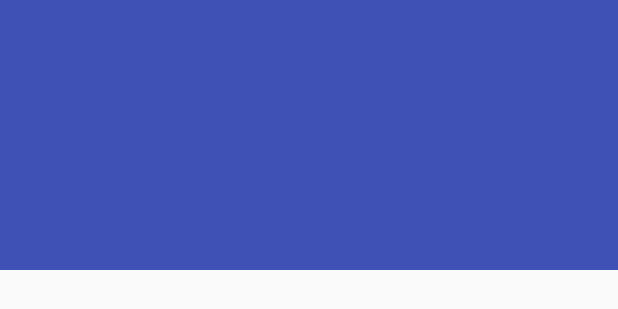
After one commit to EFEXP/Twix, an Android app: the layout activity_user.xml on its own in the app's theme, with its tools: preview values and no code run, on a phone screen of 412 x 824 dp. The commit adds this screen. Shown: the top 309 px of the screen. Run offline under Robolectric (Android 15) with nearby library versions, the phone set to English and light mode, and no system bars.

```diff
--- a/app/build.gradle
+++ b/app/build.gradle
@@ -45,18 +45,16 @@ dependencies {
     compile('com.twitter.sdk.android:twitter:1.12.1@aar') {
         transitive = true;
     }
+   compile 'com.marshalchen.ultimaterecyclerview:library:0.4.0'
     kapt 'org.greenrobot:eventbus:3.0.0'
-  compile 'com.marshalchen.ultimaterecyclerview:library:0.4.0'
     compile 'io.reactivex:rxkotlin:0.40.1'
     compile 'io.reactivex:rxandroid:1.1.0'
     compile 'com.android.support:design:23.1.1'
     compile 'org.twitter4j:twitter4j-core:4.0.4'
     compile 'org.twitter4j:twitter4j-stream:4.0.4'
     compile 'com.github.bumptech.glide:glide:3.7.0'
-    compile 'com.malinskiy:superrecyclerview:1.1.2'
     compile 'org.greenrobot:eventbus:3.0.0'
-  compile 'com.commit451:PhotoView:1.2.4'
-    compile 'com.android.support:support-v4:23.1.1'
+    compile 'com.commit451:PhotoView:1.2.4'
 }
 kapt {
     generateStubs = true
--- a/app/src/main/AndroidManifest.xml
+++ b/app/src/main/AndroidManifest.xml
@@ -40,6 +40,10 @@
     <activity
       android:name=".view.activity.PictureActivity"
       android:label="@string/title_activity_picture"
+      android:theme="@style/AppTheme.NoActionBar" />
+    <activity
+      android:name=".view.activity.UserActivity"
+      android:label="@string/title_activity_scrolling"
       android:theme="@style/AppTheme.NoActionBar"></activity>
   </application>
 
--- a/app/src/main/kotlin/xyz/donot/twix/view/fragment/HomeTimelineFragment.kt
+++ b/app/src/main/kotlin/xyz/donot/twix/view/fragment/HomeTimelineFragment.kt
@@ -32,7 +32,8 @@ class HomeTimelineFragment : BaseFragment() {
         data.add(it)
         mAdapter.notifyItemChanged(mAdapter.itemCount) }
         page++
-   StreamManager(twitter,USER_STREAM).run()
+   StreamManager.getStreamObject(twitter,USER_STREAM).run()
+
     }
 
   @Subscribe
--- /dev/null
+++ b/app/src/main/res/layout/activity_user.xml
@@ -0,0 +1,38 @@
+<?xml version="1.0" encoding="utf-8"?>
+<android.support.design.widget.CoordinatorLayout xmlns:android="http://schemas.android.com/apk/res/android"
+  xmlns:app="http://schemas.android.com/apk/res-auto"
+  xmlns:tools="http://schemas.android.com/tools"
+  android:layout_width="match_parent"
+  android:layout_height="match_parent"
+  android:fitsSystemWindows="true"
+  tools:context=".view.activity.UserActivity">
+
+  <android.support.design.widget.AppBarLayout
+    android:id="@+id/app_bar"
+    android:layout_width="match_parent"
+    android:layout_height="@dimen/app_bar_height"
+    android:fitsSystemWindows="true"
+    android:theme="@style/AppTheme.AppBarOverlay">
+
+    <android.support.design.widget.CollapsingToolbarLayout
+      android:id="@+id/toolbar_layout"
+      android:layout_width="match_parent"
+      android:layout_height="match_parent"
+      android:fitsSystemWindows="true"
+      app:contentScrim="?attr/colorPrimary"
+      app:layout_scrollFlags="scroll|exitUntilCollapsed">
+
+      <android.support.v7.widget.Toolbar
+        android:id="@+id/toolbar"
+        android:layout_width="match_parent"
+        android:layout_height="?attr/actionBarSize"
+        app:layout_collapseMode="pin"
+        app:popupTheme="@style/AppTheme.PopupOverlay" />
+
+    </android.support.design.widget.CollapsingToolbarLayout>
+  </android.support.design.widget.AppBarLayout>
+
+  <include layout="@layout/content_user" />
+
+
+</android.support.design.widget.CoordinatorLayout>
--- /dev/null
+++ b/app/src/main/res/layout/content_user.xml
@@ -0,0 +1,13 @@
+<?xml version="1.0" encoding="utf-8"?>
+<android.support.v4.widget.NestedScrollView xmlns:android="http://schemas.android.com/apk/res/android"
+  xmlns:app="http://schemas.android.com/apk/res-auto"
+  xmlns:tools="http://schemas.android.com/tools"
+  android:layout_width="match_parent"
+  android:layout_height="match_parent"
+  app:layout_behavior="@string/appbar_scrolling_view_behavior"
+  tools:context=".view.activity.UserActivity"
+  tools:showIn="@layout/activity_user">
+
+
+
+</android.support.v4.widget.NestedScrollView>
--- a/app/src/main/res/values/dimens.xml
+++ b/app/src/main/res/values/dimens.xml
@@ -3,4 +3,6 @@
   <dimen name="activity_horizontal_margin">16dp</dimen>
   <dimen name="activity_vertical_margin">16dp</dimen>
   <dimen name="fab_margin">16dp</dimen>
+  <dimen name="app_bar_height">180dp</dimen>
+  <dimen name="text_margin">16dp</dimen>
 </resources>
```
Also changed, not shown: app/src/main/kotlin/xyz/donot/twix/twitter/StreamManager.kt (+19 -4 lines), app/src/main/kotlin/xyz/donot/twix/view/activity/UserActivity.kt (added, +23 -0 lines), app/src/main/kotlin/xyz/donot/twix/view/adapter/UltimateStatusAdapter.kt (added, +149 -0 lines), app/src/main/kotlin/xyz/donot/twix/view/fragment/BaseFragment.kt (+14 -14 lines), app/src/main/res/layout/fragment_timeline_base.xml (+6 -4 lines), app/src/main/res/menu/menu_scrolling.xml (added, +10 -0 lines), app/src/main/res/values/strings.xml (+91 -0 lines).
